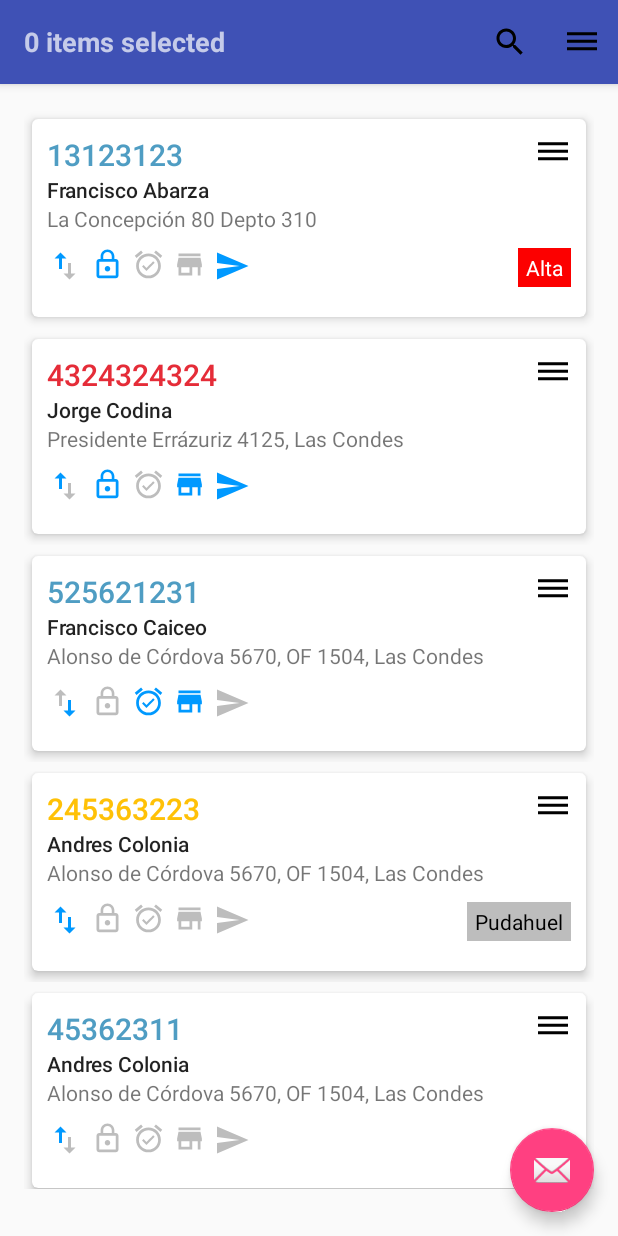
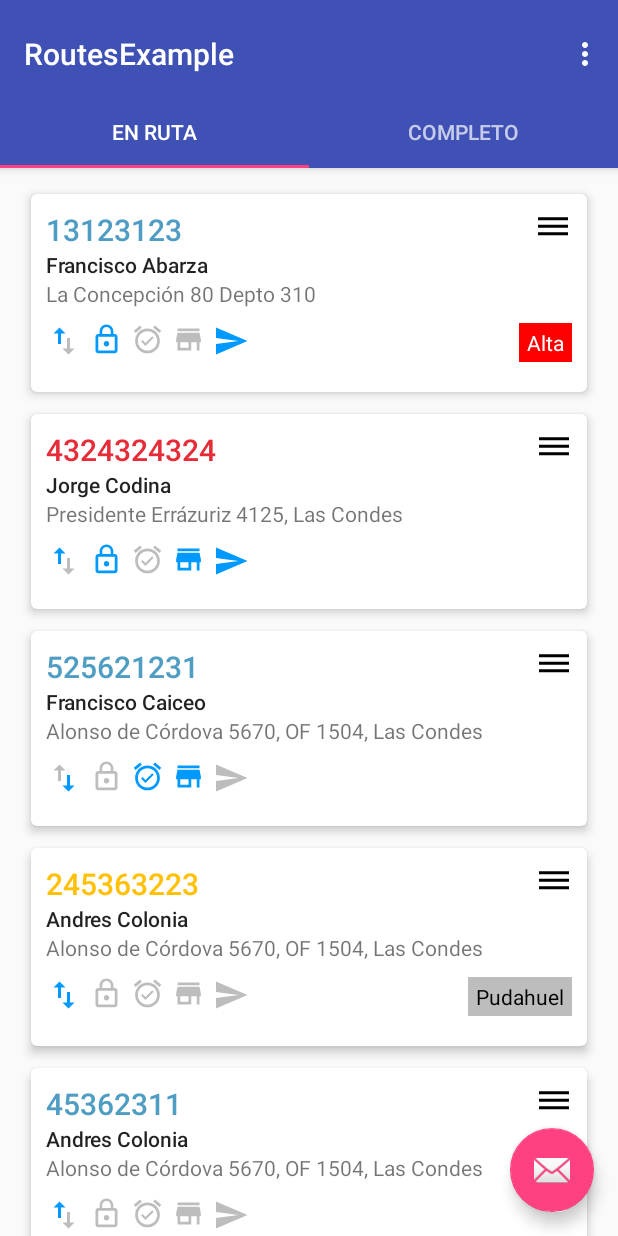
Before and after one commit to abarza/DragRecyclerView, an Android app: the screen it shows after launch (MainActivity before the commit, RoutesExample after it), on a phone screen of 412 x 824 dp. Run offline under Robolectric (Android 15) with nearby library versions, the phone set to English and light mode, and no system bars.

Commit message:
recyclerview and viewpager

```diff
--- a/app/src/main/AndroidManifest.xml
+++ b/app/src/main/AndroidManifest.xml
@@ -9,8 +9,8 @@
       android:supportsRtl="true"
       android:theme="@style/AppTheme">
     <activity
-        android:name=".MainActivity"
-        android:label="@string/app_name"
+        android:name=".RoutesExample"
+        android:label="@string/title_activity_routes_example"
         android:theme="@style/AppTheme.NoActionBar">
       <intent-filter>
         <action android:name="android.intent.action.MAIN"/>
--- a/app/src/main/java/com/za/abar/reorder/recycler/reorderrecyclerview/MainActivity.java
+++ /dev/null
@@ -1,108 +0,0 @@
-package com.za.abar.reorder.recycler.reorderrecyclerview;
-
-import android.media.Image;
-import android.os.Bundle;
-import android.support.design.widget.FloatingActionButton;
-import android.support.design.widget.Snackbar;
-import android.support.v4.app.Fragment;
-import android.support.v4.view.MotionEventCompat;
-import android.support.v7.app.AppCompatActivity;
-import android.support.v7.widget.LinearLayoutCompat;
-import android.support.v7.widget.LinearLayoutManager;
-import android.support.v7.widget.RecyclerView;
-import android.support.v7.widget.Toolbar;
-import android.support.v7.widget.helper.ItemTouchHelper;
-import android.view.MotionEvent;
-import android.view.View;
-import android.view.Menu;
-import android.view.MenuItem;
-import android.widget.ImageView;
-
-import com.za.abar.reorder.recycler.reorderrecyclerview.adapters.OrderAdapter;
-import com.za.abar.reorder.recycler.reorderrecyclerview.holders.OrderHolder;
-import com.za.abar.reorder.recycler.reorderrecyclerview.listener.OnOrderArrayListChangedListener;
-import com.za.abar.reorder.recycler.reorderrecyclerview.listener.OnStartDragListener;
-import com.za.abar.reorder.recycler.reorderrecyclerview.models.OrderData;
-import com.za.abar.reorder.recycler.reorderrecyclerview.services.OrderService;
-import com.za.abar.reorder.recycler.reorderrecyclerview.utilities.SimpleItemTouchHelperCallback;
-
-import java.util.ArrayList;
-
-public class MainActivity extends AppCompatActivity implements OnOrderArrayListChangedListener,
-    OnStartDragListener {
-
-  public boolean reorderMode = false;
-  private RecyclerView mRecyclerView;
-  private LinearLayoutManager mLayoutManager;
-  private OrderAdapter mAdapter;
-  private ItemTouchHelper mItemTouchHelper;
-
-  @Override
-  protected void onCreate(Bundle savedInstanceState) {
-    super.onCreate(savedInstanceState);
-    setContentView(R.layout.activity_main);
-    Toolbar toolbar = (Toolbar) findViewById(R.id.toolbar);
-    setSupportActionBar(toolbar);
-
-    FloatingActionButton fab = (FloatingActionButton) findViewById(R.id.fab);
-    fab.setOnClickListener(new View.OnClickListener() {
-      @Override
-      public void onClick(View view) {
-
-      }
-    });
-
-    mRecyclerView = (RecyclerView) findViewById(R.id.order_recycler);
-    mRecyclerView.setHasFixedSize(true);
-
-
-    mAdapter = new OrderAdapter(OrderService.getInstance().getOrders(), this, this);
-
-    ItemTouchHelper.Callback callback = new SimpleItemTouchHelperCallback(mAdapter);
-    mItemTouchHelper = new ItemTouchHelper(callback);
-    mItemTouchHelper.attachToRecyclerView(mRecyclerView);
-    registerForContextMenu(mRecyclerView);
-
-
-    mLayoutManager = new LinearLayoutManager(getBaseContext());
-    mLayoutManager.setOrientation(LinearLayoutManager.VERTICAL);
-    mRecyclerView.setLayoutManager(mLayoutManager);
-
-    mRecyclerView.setAdapter(mAdapter);
-
-
-  }
-
-  @Override
-  public boolean onCreateOptionsMenu(Menu menu) {
-    // Inflate the menu; this adds items to the action bar if it is present.
-    getMenuInflater().inflate(R.menu.menu_main, menu);
-    return true;
-  }
-
-  @Override
-  public boolean onOptionsItemSelected(MenuItem item) {
-    // Handle action bar item clicks here. The action bar will
-    // automatically handle clicks on the Home/Up button, so long
-    // as you specify a parent activity in AndroidManifest.xml.
-    int id = item.getItemId();
-
-
-    //noinspection SimplifiableIfStatement
-    if (id == R.id.action_reorder) {
-      return true;
-    }
-
-    return super.onOptionsItemSelected(item);
-  }
-
-  @Override
-  public void onNoteListChanged(ArrayList<OrderData> orders) {
-  }
-
-  @Override
-  public void onStartDrag(RecyclerView.ViewHolder viewHolder) {
-    mItemTouchHelper.startDrag(viewHolder);
-  }
-
-}
--- /dev/null
+++ b/app/src/main/java/com/za/abar/reorder/recycler/reorderrecyclerview/RoutesExample.java
@@ -0,0 +1,134 @@
+package com.za.abar.reorder.recycler.reorderrecyclerview;
+
+import android.support.design.widget.TabLayout;
+import android.support.design.widget.FloatingActionButton;
+import android.support.design.widget.Snackbar;
+import android.support.v7.app.AppCompatActivity;
+import android.support.v7.widget.Toolbar;
+
+import android.support.v4.app.Fragment;
+import android.support.v4.app.FragmentManager;
+import android.support.v4.app.FragmentPagerAdapter;
+import android.support.v4.view.ViewPager;
+import android.os.Bundle;
+import android.view.LayoutInflater;
+import android.view.Menu;
+import android.view.MenuItem;
+import android.view.View;
+import android.view.ViewGroup;
+
+import android.widget.TextView;
+
+import com.za.abar.reorder.recycler.reorderrecyclerview.fragments.OrdersFragment;
+
+public class RoutesExample extends AppCompatActivity {
+
+  /**
+   * The {@link android.support.v4.view.PagerAdapter} that will provide
+   * fragments for each of the sections. We use a
+   * {@link FragmentPagerAdapter} derivative, which will keep every
+   * loaded fragment in memory. If this becomes too memory intensive, it
+   * may be best to switch to a
+   * {@link android.support.v4.app.FragmentStatePagerAdapter}.
+   */
+  private SectionsPagerAdapter mSectionsPagerAdapter;
+
+  /**
+   * The {@link ViewPager} that will host the section contents.
+   */
+  private ViewPager mViewPager;
+
+  @Override
+  protected void onCreate(Bundle savedInstanceState) {
+    super.onCreate(savedInstanceState);
+    setContentView(R.layout.activity_routes_example);
+
+    Toolbar toolbar = (Toolbar) findViewById(R.id.toolbar);
+    setSupportActionBar(toolbar);
+    // Create the adapter that will return a fragment for each of the three
+    // primary sections of the activity.
+    mSectionsPagerAdapter = new SectionsPagerAdapter(getSupportFragmentManager());
+
+    // Set up the ViewPager with the sections adapter.
+    mViewPager = (ViewPager) findViewById(R.id.container);
+    mViewPager.setAdapter(mSectionsPagerAdapter);
+
+    TabLayout tabLayout = (TabLayout) findViewById(R.id.tabs);
+    tabLayout.setupWithViewPager(mViewPager);
+
+    FloatingActionButton fab = (FloatingActionButton) findViewById(R.id.fab);
+    fab.setOnClickListener(new View.OnClickListener() {
+      @Override
+      public void onClick(View view) {
+        Snackbar.make(view, "Replace with your own action", Snackbar.LENGTH_LONG)
+            .setAction("Action", null).show();
+      }
+    });
+
+  }
+
+
+  @Override
+  public boolean onCreateOptionsMenu(Menu menu) {
+    // Inflate the menu; this adds items to the action bar if it is present.
+    getMenuInflater().inflate(R.menu.menu_routes_example, menu);
+    return true;
+  }
+
+  @Override
+  public boolean onOptionsItemSelected(MenuItem item) {
+    // Handle action bar item clicks here. The action bar will
+    // automatically handle clicks on the Home/Up button, so long
+    // as you specify a parent activity in AndroidManifest.xml.
+    int id = item.getItemId();
+
+    //noinspection SimplifiableIfStatement
+    if (id == R.id.action_settings) {
+      return true;
+    }
+
+    return super.onOptionsItemSelected(item);
+  }
+
+  /**
+   * A {@link FragmentPagerAdapter} that returns a fragment corresponding to
+   * one of the sections/tabs/pages.
+   */
+  public class SectionsPagerAdapter extends FragmentPagerAdapter {
+
+    public SectionsPagerAdapter(FragmentManager fm) {
+      super(fm);
+    }
+
+    @Override
+    public Fragment getItem(int position) {
+      // getItem is called to instantiate the fragment for the given page.
+      // Return a PlaceholderFragment (defined as a static inner class below).
+      switch (position) {
+        case 0:
+          return OrdersFragment.newInstance();
+        case 1:
+          return OrdersFragment.newInstance();
+        default:
+          return new Fragment();
+      }
+    }
+
+    @Override
+    public int getCount() {
+      // Show 3 total pages.
+      return 2;
+    }
+
+    @Override
+    public CharSequence getPageTitle(int position) {
+      switch (position) {
+        case 0:
+          return "En Ruta";
+        case 1:
+          return "Completo";
+      }
+      return null;
+    }
+  }
+}
--- a/app/src/main/java/com/za/abar/reorder/recycler/reorderrecyclerview/adapters/OrderAdapter.java
+++ b/app/src/main/java/com/za/abar/reorder/recycler/reorderrecyclerview/adapters/OrderAdapter.java
@@ -1,13 +1,12 @@
 package com.za.abar.reorder.recycler.reorderrecyclerview.adapters;
 
-import android.content.Context;
+import android.support.v4.view.MotionEventCompat;
 import android.support.v7.widget.RecyclerView;
 import android.view.LayoutInflater;
 import android.view.MotionEvent;
 import android.view.View;
 import android.view.ViewGroup;
 
-import com.za.abar.reorder.recycler.reorderrecyclerview.MainActivity;
 import com.za.abar.reorder.recycler.reorderrecyclerview.R;
 import com.za.abar.reorder.recycler.reorderrecyclerview.holders.OrderHolder;
 import com.za.abar.reorder.recycler.reorderrecyclerview.listener.OnStartDragListener;
@@ -25,18 +24,12 @@ public class OrderAdapter extends RecyclerView.Adapter<OrderHolder> implements
     ItemTouchHelperAdapter {
 
   private ArrayList<OrderData> mOrderdata;
-  private Context mContext;
-  private OnStartDragListener mDragStartListener;
-  private int position;
-
-
+  private final OnStartDragListener mDragStartListener;
 
   public OrderAdapter(ArrayList<OrderData> orderdata,
-                      Context context,
                       OnStartDragListener dragListener) {
 
     mOrderdata = orderdata;
-    mContext = context;
     mDragStartListener = dragListener;
   }
 
@@ -53,9 +46,6 @@ public class OrderAdapter extends RecyclerView.Adapter<OrderHolder> implements
     return mOrderdata.size();
   }
 
-  public void setPosition(int position) {
-    this.position = position;
-  }
 
   @Override
   public boolean onItemMove(int fromPosition, int toPosition) {
@@ -73,25 +63,17 @@ public class OrderAdapter extends RecyclerView.Adapter<OrderHolder> implements
   @Override
   public void onBindViewHolder(final OrderHolder holder, final int position) {
     final OrderData routeData = mOrderdata.get(position);
-
-    // String positionAsString = String.valueOf(position + 1);
-
     holder.updateUI(routeData);
 
 
     // Start a drag whenever the handle view it touched<
     holder.mReorder.setOnTouchListener(new View.OnTouchListener() {
       @Override
-      public boolean onTouch(View v, MotionEvent motionEvent) {
-        mDragStartListener.onStartDrag(holder);
-        return false;
-      }
-    });
-
-    holder.itemView.setOnLongClickListener(new View.OnLongClickListener() {
-      @Override
-      public boolean onLongClick(View v) {
-        setPosition(holder.getLayoutPosition());
+      public boolean onTouch(View v, MotionEvent event) {
+        if (MotionEventCompat.getActionMasked(event) ==
+            MotionEvent.ACTION_DOWN) {
+          mDragStartListener.onStartDrag(holder);
+        }
         return false;
       }
     });
--- a/app/src/main/java/com/za/abar/reorder/recycler/reorderrecyclerview/fragments/OrdersFragment.java
+++ b/app/src/main/java/com/za/abar/reorder/recycler/reorderrecyclerview/fragments/OrdersFragment.java
@@ -8,6 +8,7 @@ import android.support.v7.widget.RecyclerView;
 import android.support.v7.widget.helper.ItemTouchHelper;
 import android.util.Log;
 import android.view.LayoutInflater;
+import android.view.MotionEvent;
 import android.view.View;
 import android.view.ViewGroup;
 
@@ -28,13 +29,12 @@ public class OrdersFragment extends Fragment implements
     OnStartDragListener {
   public static final String TAG = OrdersFragment.class.getSimpleName();
   private ItemTouchHelper mItemTouchHelper;
-  private LinearLayoutManager mLayoutManager;
 
   public OrdersFragment() {
     // Required empty public constructor
   }
 
-  public static OrdersFragment newInstanceFragment() {
+  public static OrdersFragment newInstance() {
     Log.d(TAG, "newInstance: ");
     OrdersFragment fragment = new OrdersFragment();
     Bundle args = new Bundle();
@@ -53,25 +53,28 @@ public class OrdersFragment extends Fragment implements
                            Bundle savedInstanceState) {
 
     // Inflate the layout for this fragment
-    View v = inflater.inflate(R.layout.fragment_orders, container, false);
+    return inflater.inflate(R.layout.fragment_orders, container, false);
 
-    OrderAdapter orderAdapter = new OrderAdapter(OrderService.getInstance().getOrders(), getActivity(), this);
+  }
 
-    RecyclerView recyclerView = (RecyclerView) v.findViewById(R.id.recycler_orders);
+  @Override
+  public void onViewCreated(View view, Bundle icicle) {
+    super.onViewCreated(view, icicle);
+
+    OrderAdapter orderAdapter = new OrderAdapter(OrderService.getInstance().getOrders(),
+        this);
+
+    RecyclerView recyclerView = (RecyclerView) view.findViewById(R.id.recycler_orders);
     recyclerView.setHasFixedSize(true);
+    recyclerView.setAdapter(orderAdapter);
     recyclerView.setLayoutManager(new LinearLayoutManager(getActivity()));
+
 
     ItemTouchHelper.Callback callback = new SimpleItemTouchHelperCallback(orderAdapter);
     mItemTouchHelper = new ItemTouchHelper(callback);
-
-    mLayoutManager = new LinearLayoutManager(getContext());
-    mLayoutManager.setOrientation(LinearLayoutManager.VERTICAL);
-    recyclerView.setLayoutManager(mLayoutManager);
-
-    recyclerView.setAdapter(orderAdapter);
+    mItemTouchHelper.attachToRecyclerView(recyclerView);
 
 
-    return v;
   }
 
   @Override
@@ -79,4 +82,5 @@ public class OrdersFragment extends Fragment implements
     mItemTouchHelper.startDrag(viewHolder);
   }
 
+
 }
--- a/app/src/main/java/com/za/abar/reorder/recycler/reorderrecyclerview/holders/OrderHolder.java
+++ b/app/src/main/java/com/za/abar/reorder/recycler/reorderrecyclerview/holders/OrderHolder.java
@@ -10,7 +10,6 @@ import android.view.View;
 import android.widget.ImageView;
 import android.widget.TextView;
 
-import com.za.abar.reorder.recycler.reorderrecyclerview.MainActivity;
 import com.za.abar.reorder.recycler.reorderrecyclerview.R;
 import com.za.abar.reorder.recycler.reorderrecyclerview.models.OrderData;
 import com.za.abar.reorder.recycler.reorderrecyclerview.utilities.ItemTouchHelperViewHolder;
@@ -22,9 +21,7 @@ import static android.support.v4.content.ContextCompat.getColor;
  * Created by abarza on 27-12-16.
  */
 
-public class OrderHolder
-    extends RecyclerView.ViewHolder
-    implements ItemTouchHelperViewHolder{
+public class OrderHolder extends RecyclerView.ViewHolder implements ItemTouchHelperViewHolder {
 
   private TextView mOrderId;
   private TextView mContactName;
@@ -36,7 +33,7 @@ public class OrderHolder
   private ImageView mOrderTrunk;
   private ImageView mOrderSynced;
   private Context mContext;
-  private final CardView mCardView;
+  private CardView mCardView;
   public final ImageView mReorder;
 
   public OrderHolder(View itemView) {
@@ -139,7 +136,6 @@ public class OrderHolder
     mReorder.setImageDrawable(ContextCompat.getDrawable(mContext, R.drawable.ic_reorder));
 
 
-
   }
 
   private void setColorIcon(ImageView v, boolean b) {
@@ -152,7 +148,7 @@ public class OrderHolder
 
   @Override
   public void onItemSelected() {
-    mCardView.setCardBackgroundColor(ContextCompat.getColor(mContext, R.color.colorEnabled));
+    mCardView.setCardBackgroundColor(ContextCompat.getColor(mContext, R.color.light_gray));
 
   }
 
--- a/app/src/main/java/com/za/abar/reorder/recycler/reorderrecyclerview/models/OrderData.java
+++ b/app/src/main/java/com/za/abar/reorder/recycler/reorderrecyclerview/models/OrderData.java
@@ -2,7 +2,7 @@ package com.za.abar.reorder.recycler.reorderrecyclerview.models;
 
 /**
  * Created by abarza on 27-12-16.
- * <p>
+ *
  * Dummy model class with shipment order data
  */
 
@@ -37,11 +37,11 @@ public class OrderData {
   private boolean isSynced;
 
   public enum status {
-    PENDING, DELIVERED, NOT_DELIVERED, PARTIALLY_DELIVERED;
+    PENDING, DELIVERED, NOT_DELIVERED, PARTIALLY_DELIVERED
   }
 
   public enum OrderMode {
-    DEFAULT, PICKUP, PICKUP_AND_DELIVERY;
+    DEFAULT, PICKUP, PICKUP_AND_DELIVERY
   }
 
 
--- a/app/src/main/res/layout/activity_main.xml
+++ /dev/null
@@ -1,52 +0,0 @@
-<?xml version="1.0" encoding="utf-8"?>
-<android.support.design.widget.CoordinatorLayout
-    xmlns:android="http://schemas.android.com/apk/res/android"
-    xmlns:app="http://schemas.android.com/apk/res-auto"
-    xmlns:tools="http://schemas.android.com/tools"
-    android:layout_width="match_parent"
-    android:layout_height="match_parent"
-    android:fitsSystemWindows="true"
-    tools:context="com.za.abar.reorder.recycler.reorderrecyclerview.MainActivity">
-
-  <android.support.design.widget.AppBarLayout
-      android:layout_width="match_parent"
-      android:layout_height="wrap_content"
-      android:theme="@style/AppTheme.AppBarOverlay">
-
-    <android.support.v7.widget.Toolbar
-        android:id="@+id/toolbar"
-        android:layout_width="match_parent"
-        android:layout_height="?attr/actionBarSize"
-        android:background="?attr/colorPrimary"
-        app:popupTheme="@style/AppTheme.PopupOverlay">
-
-      <RelativeLayout
-          android:layout_width="match_parent"
-          android:layout_height="wrap_content">
-
-        <TextView
-            android:id="@+id/counter_text"
-            android:layout_width="wrap_content"
-            android:layout_height="wrap_content"
-            android:textSize="18sp"
-            android:textStyle="bold"
-            android:text="0 items selected"/>
-
-      </RelativeLayout>
-
-
-    </android.support.v7.widget.Toolbar>
-
-  </android.support.design.widget.AppBarLayout>
-
-  <include layout="@layout/content_main"/>
-
-  <android.support.design.widget.FloatingActionButton
-      android:id="@+id/fab"
-      android:layout_width="wrap_content"
-      android:layout_height="wrap_content"
-      android:layout_gravity="bottom|end"
-      android:layout_margin="@dimen/fab_margin"
-      app:srcCompat="@android:drawable/ic_dialog_email"/>
-
-</android.support.design.widget.CoordinatorLayout>
--- /dev/null
+++ b/app/src/main/res/layout/activity_routes_example.xml
@@ -0,0 +1,49 @@
+<?xml version="1.0" encoding="utf-8"?>
+<android.support.design.widget.CoordinatorLayout android:id="@+id/main_content"
+                                                 xmlns:android="http://schemas.android.com/apk/res/android"
+                                                 xmlns:app="http://schemas.android.com/apk/res-auto"
+                                                 xmlns:tools="http://schemas.android.com/tools"
+                                                 android:layout_width="match_parent"
+                                                 android:layout_height="match_parent"
+                                                 android:fitsSystemWindows="true"
+                                                 tools:context="com.za.abar.reorder.recycler.reorderrecyclerview.RoutesExample">
+
+  <android.support.design.widget.AppBarLayout
+      android:id="@+id/appbar"
+      android:layout_width="match_parent"
+      android:layout_height="wrap_content"
+      android:paddingTop="@dimen/appbar_padding_top"
+      android:theme="@style/AppTheme.AppBarOverlay">
+
+    <android.support.v7.widget.Toolbar
+        android:id="@+id/toolbar"
+        android:layout_width="match_parent"
+        android:layout_height="?attr/actionBarSize"
+        android:background="?attr/colorPrimary"
+        app:layout_scrollFlags="scroll|enterAlways"
+        app:popupTheme="@style/AppTheme.PopupOverlay">
+
+    </android.support.v7.widget.Toolbar>
+
+    <android.support.design.widget.TabLayout
+        android:id="@+id/tabs"
+        android:layout_width="match_parent"
+        android:layout_height="wrap_content"/>
+
+  </android.support.design.widget.AppBarLayout>
+
+  <android.support.v4.view.ViewPager
+      android:id="@+id/container"
+      android:layout_width="match_parent"
+      android:layout_height="match_parent"
+      app:layout_behavior="@string/appbar_scrolling_view_behavior"/>
+
+  <android.support.design.widget.FloatingActionButton
+      android:id="@+id/fab"
+      android:layout_width="wrap_content"
+      android:layout_height="wrap_content"
+      android:layout_gravity="end|bottom"
+      android:layout_margin="@dimen/fab_margin"
+      app:srcCompat="@android:drawable/ic_dialog_email"/>
+
+</android.support.design.widget.CoordinatorLayout>
--- a/app/src/main/res/layout/content_main.xml
+++ /dev/null
@@ -1,24 +0,0 @@
-<?xml version="1.0" encoding="utf-8"?>
-<RelativeLayout
-    android:id="@+id/content_main"
-    xmlns:android="http://schemas.android.com/apk/res/android"
-    xmlns:app="http://schemas.android.com/apk/res-auto"
-    xmlns:tools="http://schemas.android.com/tools"
-    android:layout_width="match_parent"
-    android:layout_height="match_parent"
-    android:paddingBottom="@dimen/activity_vertical_margin"
-    android:paddingLeft="@dimen/activity_horizontal_margin"
-    android:paddingRight="@dimen/activity_horizontal_margin"
-    android:paddingTop="@dimen/activity_vertical_margin"
-    app:layout_behavior="@string/appbar_scrolling_view_behavior"
-    tools:context="com.za.abar.reorder.recycler.reorderrecyclerview.MainActivity"
-    tools:showIn="@layout/activity_main">
-
-  <android.support.v7.widget.RecyclerView
-      android:id="@+id/order_recycler"
-      android:layout_width="match_parent"
-      android:layout_height="match_parent"
-      android:layout_alignParentLeft="true"
-      android:layout_marginBottom="15dp"
-      android:layout_alignParentStart="true"/>
-</RelativeLayout>
--- a/app/src/main/res/layout/order_cardview.xml
+++ b/app/src/main/res/layout/order_cardview.xml
@@ -1,11 +1,4 @@
 <?xml version="1.0" encoding="utf-8"?>
-
-<LinearLayout
-    xmlns:android="http://schemas.android.com/apk/res/android"
-    xmlns:app="http://schemas.android.com/tools"
-    xmlns:card_view="http://schemas.android.com/apk/res-auto"
-    android:layout_width="match_parent"
-    android:layout_height="wrap_content">
 
 <android.support.v7.widget.CardView
     android:id="@+id/card_item"
@@ -14,6 +7,10 @@
     xmlns:card_view="http://schemas.android.com/apk/res-auto"
     android:layout_width="match_parent"
     android:layout_height="wrap_content"
+    android:clickable="true"
+    android:focusable="true"
+    android:layout_marginStart="15dp"
+    android:layout_marginEnd="15dp"
     card_view:cardBackgroundColor="@color/white"
     card_view:cardCornerRadius="4dp"
     card_view:cardElevation="4sp"
@@ -24,17 +21,6 @@
       android:layout_width="match_parent"
       android:layout_height="wrap_content"
       android:orientation="vertical">
-
-      <!--* @param status status of the order (pending, delivered, not delivered, partially delivered)
-          * @param orderID identifies the shipment order.
-          * @param contactName name of the contact associated to the order
-          * @param contactAddress address of the contact associated to the order
-          * @param tagLabel custom field label set by the user in the webapp
-          * @param tagColor custom color of the custom field set by the user in the webapp
-          * @param orderMode mode of the order is 'normal', 'pick up only' or 'pick up and delivery'
-          * @param isScheduled true if the order has scheduled delivery time
-          * @param isLocked true if the order has been blocked in the webapp
-          * @param isTrunk the order can be 'last mile' or 'trunk'-->
 
     <LinearLayout
         android:layout_width="match_parent"
@@ -160,6 +146,3 @@
 
 
 </android.support.v7.widget.CardView>
-
-
-</LinearLayout>
--- a/app/src/main/res/menu/menu_main.xml
+++ /dev/null
@@ -1,20 +0,0 @@
-<menu xmlns:android="http://schemas.android.com/apk/res/android"
-      xmlns:app="http://schemas.android.com/apk/res-auto"
-      xmlns:tools="http://schemas.android.com/tools"
-      tools:context="com.za.abar.reorder.recycler.reorderrecyclerview.MainActivity">
-  <item
-      android:id="@+id/action_reorder"
-      android:orderInCategory="100"
-      android:title="Reordenar"
-      android:icon="@drawable/ic_reorder"
-      app:showAsAction="always"/>
-
-  <item
-      android:id="@+id/item_send_all"
-      android:icon="@drawable/ic_search"
-      android:title="Send all"
-      android:titleCondensed="Delete"
-      app:showAsAction="always">
-  </item>
-
-</menu>
--- /dev/null
+++ b/app/src/main/res/menu/menu_routes_example.xml
@@ -0,0 +1,10 @@
+<menu xmlns:android="http://schemas.android.com/apk/res/android"
+      xmlns:app="http://schemas.android.com/apk/res-auto"
+      xmlns:tools="http://schemas.android.com/tools"
+      tools:context="com.za.abar.reorder.recycler.reorderrecyclerview.RoutesExample">
+  <item
+      android:id="@+id/action_settings"
+      android:orderInCategory="100"
+      android:title="@string/action_settings"
+      app:showAsAction="never"/>
+</menu>
--- a/app/src/main/res/values/colors.xml
+++ b/app/src/main/res/values/colors.xml
@@ -14,4 +14,7 @@
   <color name="not_delivered">#E52C38</color>
   <color name="partially_delivered">#FFC107</color>
   <color name="pending">#4F9DC3</color>
+
+  <!-- CardView focus -->
+  <color name="light_gray">#e9e9e9</color>
 </resources>
--- a/app/src/main/res/values/strings.xml
+++ b/app/src/main/res/values/strings.xml
@@ -6,4 +6,5 @@
   <string name="hello_blank_fragment">Hello blank fragment</string>
   <string name="title_activity_route_example">RouteExample</string>
   <string name="section_format">Hello World from section: %1$d</string>
+  <string name="title_activity_routes_example">RoutesExample</string>
 </resources>
```
Also changed, not shown: app/src/main/java/com/za/abar/reorder/recycler/reorderrecyclerview/utilities/ActionBarCallback.java (deleted, +0 -41 lines), app/src/main/res/layout/fragment_routes_example.xml (added, +17 -0 lines), app/src/main/res/menu/action_menu.xml (deleted, +0 -30 lines). Lines whose indentation alone changed are shown as unchanged.
